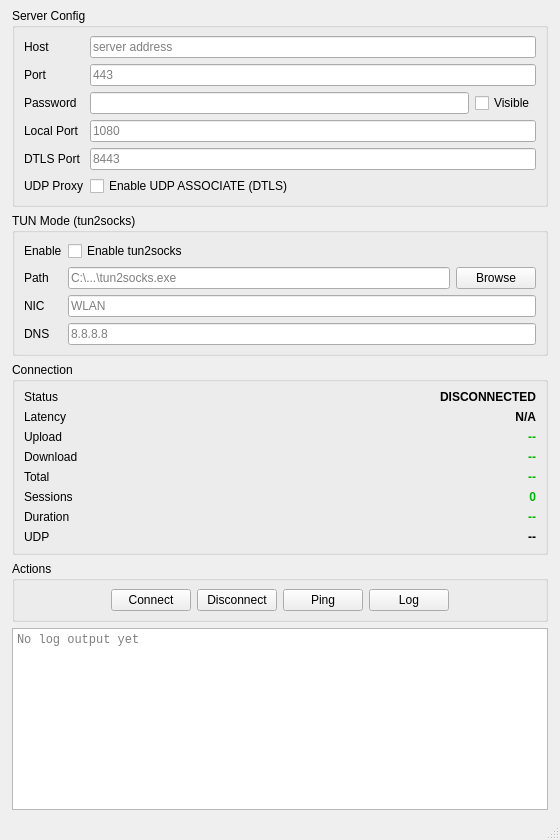
xyanrch1024/overplus, file Client/mainwindow.ui: the form before one commit.
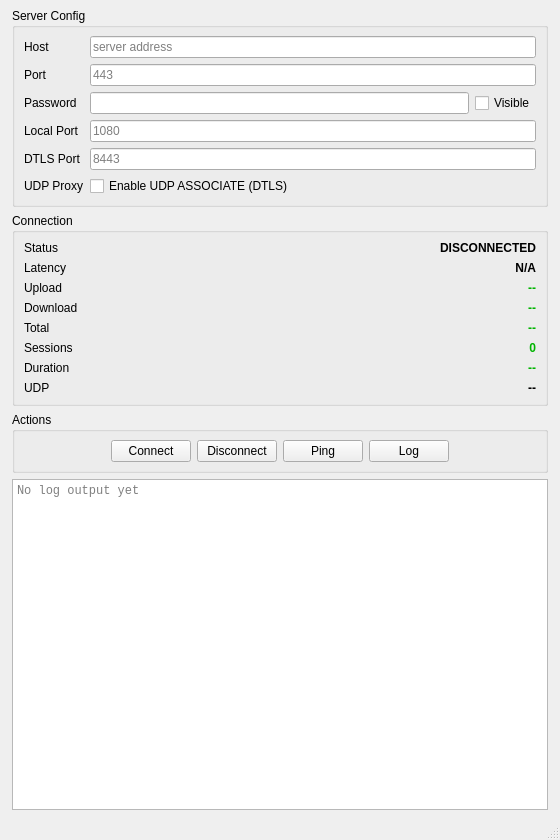
The form after the commit.

Commit message: revert: remove all tun2socks integration from client

The edit to the form file:
```diff
--- a/Client/mainwindow.ui
+++ b/Client/mainwindow.ui
@@ -106,67 +106,6 @@
       </layout>
      </widget>
     </item>
-    <item>
-     <widget class="QGroupBox" name="tunGroup">
-      <property name="title"><string>TUN Mode (tun2socks)</string></property>
-      <layout class="QFormLayout" name="tunForm">
-       <property name="topMargin"><number>8</number></property>
-       <property name="bottomMargin"><number>8</number></property>
-       <item row="0" column="0">
-        <widget class="QLabel" name="label_tun_enable">
-         <property name="text"><string>Enable</string></property>
-        </widget>
-       </item>
-       <item row="0" column="1">
-        <widget class="QCheckBox" name="TUN_CHECKBOX">
-         <property name="text"><string>Enable tun2socks</string></property>
-        </widget>
-       </item>
-       <item row="1" column="0">
-        <widget class="QLabel" name="label_tun_path">
-         <property name="text"><string>Path</string></property>
-        </widget>
-       </item>
-       <item row="1" column="1">
-        <layout class="QHBoxLayout" name="tunPathLayout">
-         <item>
-          <widget class="QLineEdit" name="TUN_PATH">
-           <property name="placeholderText"><string>C:\...\tun2socks.exe</string></property>
-          </widget>
-         </item>
-         <item>
-          <widget class="QPushButton" name="TUN_BROWSE_BUTTON">
-           <property name="text"><string>Browse</string></property>
-           <property name="maximumSize">
-            <size><width>80</width><height>16777215</height></size>
-           </property>
-          </widget>
-         </item>
-        </layout>
-       </item>
-       <item row="2" column="0">
-        <widget class="QLabel" name="label_tun_nic">
-         <property name="text"><string>NIC</string></property>
-        </widget>
-       </item>
-       <item row="2" column="1">
-        <widget class="QLineEdit" name="TUN_NIC">
-         <property name="placeholderText"><string>WLAN</string></property>
-        </widget>
-       </item>
-       <item row="3" column="0">
-        <widget class="QLabel" name="label_tun_dns">
-         <property name="text"><string>DNS</string></property>
-        </widget>
-       </item>
-       <item row="3" column="1">
-        <widget class="QLineEdit" name="TUN_DNS">
-         <property name="placeholderText"><string>8.8.8.8</string></property>
-        </widget>
-       </item>
-      </layout>
-     </widget>
-    </item>
     <item>
      <widget class="QGroupBox" name="connectionGroup">
       <property name="title"><string>Connection</string></property>
```
The commit also changes 8 other files.
